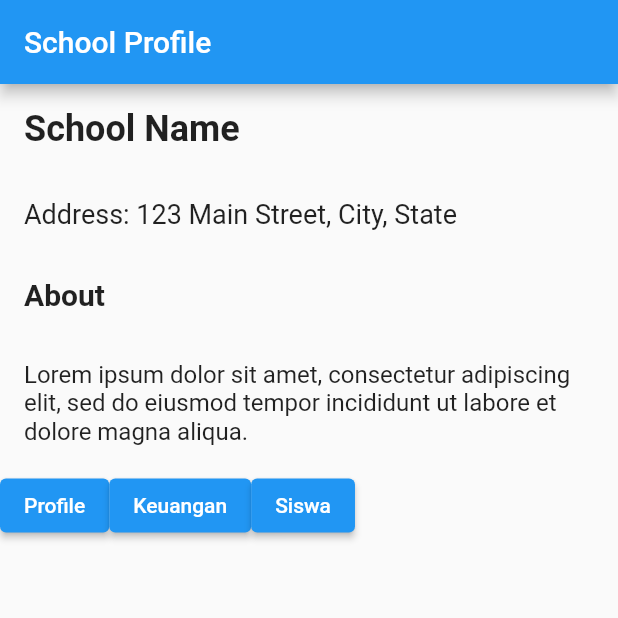
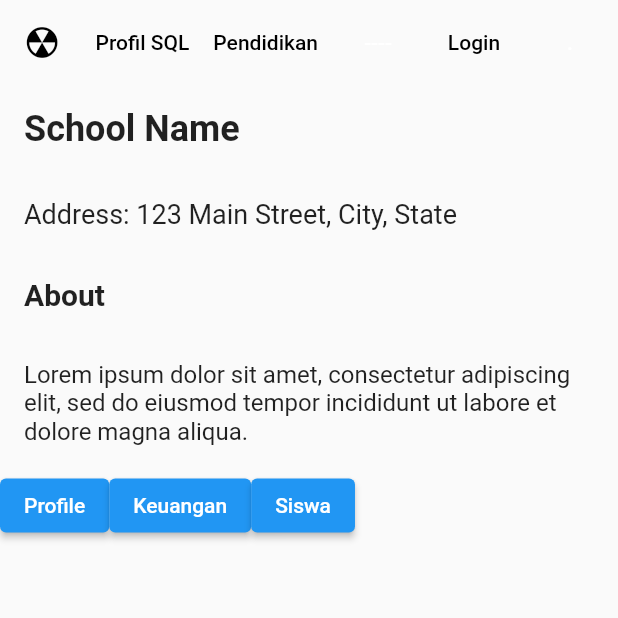
Before and after one commit to KukangSulap/dmc_sql, a Flutter app: the screen it shows after launch, on a phone screen of 412 x 824 dp, the top half of it. Run offline on Flutter 3.47's test engine with Material 2 defaults, Android fonts, the phone set to English and light mode, and no system bars.

Commit message:
advanced AppBar

```diff
--- a/dmc_sql/lib/main.dart
+++ b/dmc_sql/lib/main.dart
@@ -1,6 +1,7 @@
 import 'package:dmc_sql/BagKeuangan/keuangan.dart';
 import 'package:dmc_sql/BagSiswa/siswa.dart';
 import 'package:dmc_sql/profile.dart';
+import 'package:flutter/cupertino.dart';
 import 'package:flutter/material.dart';
 
 void main() {
@@ -11,6 +12,7 @@ class MyApp extends StatelessWidget {
   @override
   Widget build(BuildContext context) {
     return MaterialApp(
+      debugShowCheckedModeBanner: false,
       title: 'SQL',
       theme: ThemeData(
         primarySwatch: Colors.blue,
@@ -33,9 +35,68 @@ class _SchoolProfilePageState extends State<SchoolProfilePage> {
 
   @override
   Widget build(BuildContext context) {
+    final ButtonStyle style = TextButton.styleFrom(
+      foregroundColor: Theme.of(context).colorScheme.onPrimary,
+    );
     return Scaffold(
       appBar: AppBar(
-        title: const Text('School Profile'),
+        backgroundColor: Colors.transparent,
+        elevation: 0,
+        leading: IconButton(
+          icon: const Icon(CupertinoIcons.burn),
+          color: Colors.black, // Set the icon color to black
+          onPressed: () {
+            // Handle the button press event
+          },
+        ),
+        title: const Text(
+          "<- ntar ganti jadi logo",
+          style: TextStyle(
+            color: Colors.black,
+          ),
+        ),
+        actions: <Widget>[
+          TextButton(
+            style: style,
+            onPressed: () {},
+            child: const Text(
+              'Profil SQL',
+              style: TextStyle(
+                color: Colors.black, // Set the text color to black
+              ),
+            ),
+          ),
+          TextButton(
+            style: style,
+            onPressed: () {},
+            child: const Text(
+              'Pendidikan',
+              style: TextStyle(
+                color: Colors.black, // Set the text color to black
+              ),
+            ),
+          ),
+          TextButton(
+            style: style,
+            onPressed: () {},
+            child: const Text('----'),
+          ),
+          TextButton(
+            style: style,
+            onPressed: () {},
+            child: const Text(
+              'Login',
+              style: TextStyle(
+                color: Colors.black, // Set the text color to black
+              ),
+            ),
+          ),
+          TextButton(
+            style: style,
+            onPressed: () {},
+            child: const Text('.'),
+          ),
+        ],
       ),
       body: SingleChildScrollView(
         child: Column(
@@ -86,18 +147,18 @@ class _SchoolProfilePageState extends State<SchoolProfilePage> {
                     Navigator.push(
                         context,
                         MaterialPageRoute(
-                            builder: (context) =>  KeuanganPage()));
+                            builder: (context) =>  const KeuanganPage()));
                   },
-                  child: Text('Keuangan'),
+                  child: const Text('Keuangan'),
                 ),
                 ElevatedButton(
                   onPressed: () {
                     Navigator.push(
                         context,
                         MaterialPageRoute(
-                            builder: (context) =>  SiswaPage()));
+                            builder: (context) =>  const SiswaPage()));
                   },
-                  child: Text('Siswa'),
+                  child: const Text('Siswa'),
                 ),
               ],
             ),
```
Also changed, not shown: dmc_sql/lib/BagKeuangan/keuangan.dart (+166 -63 lines).
